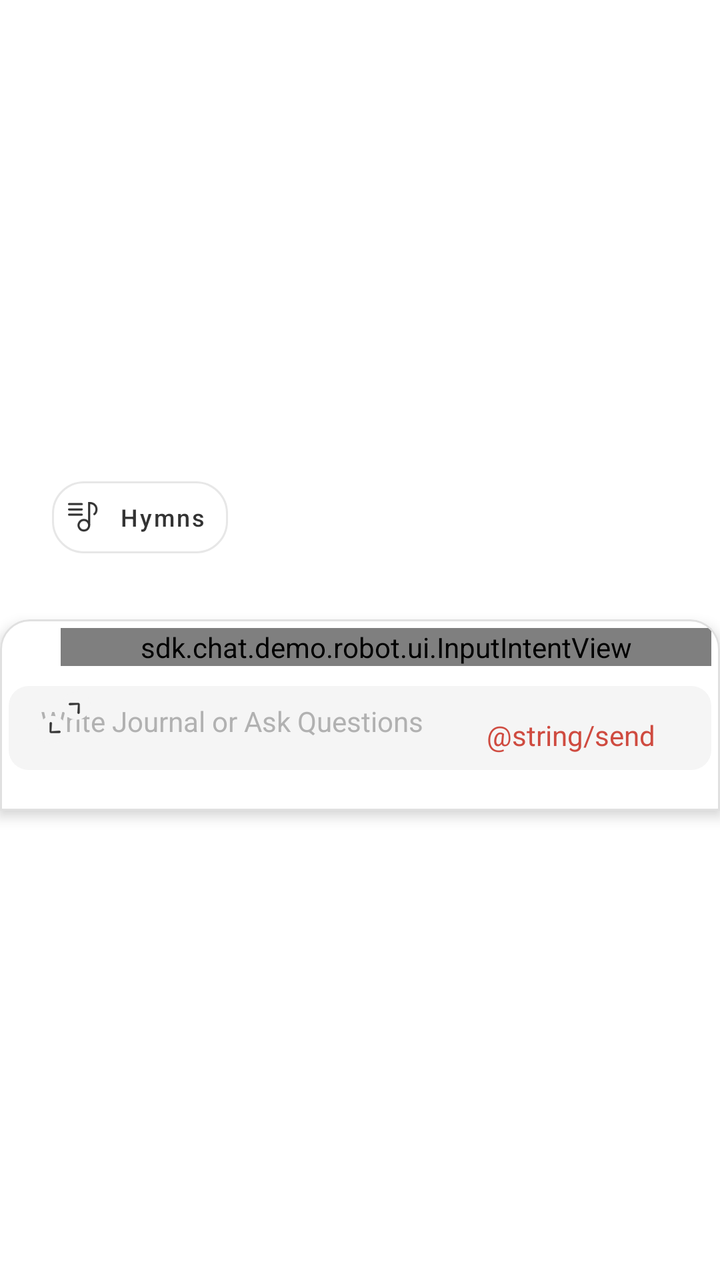
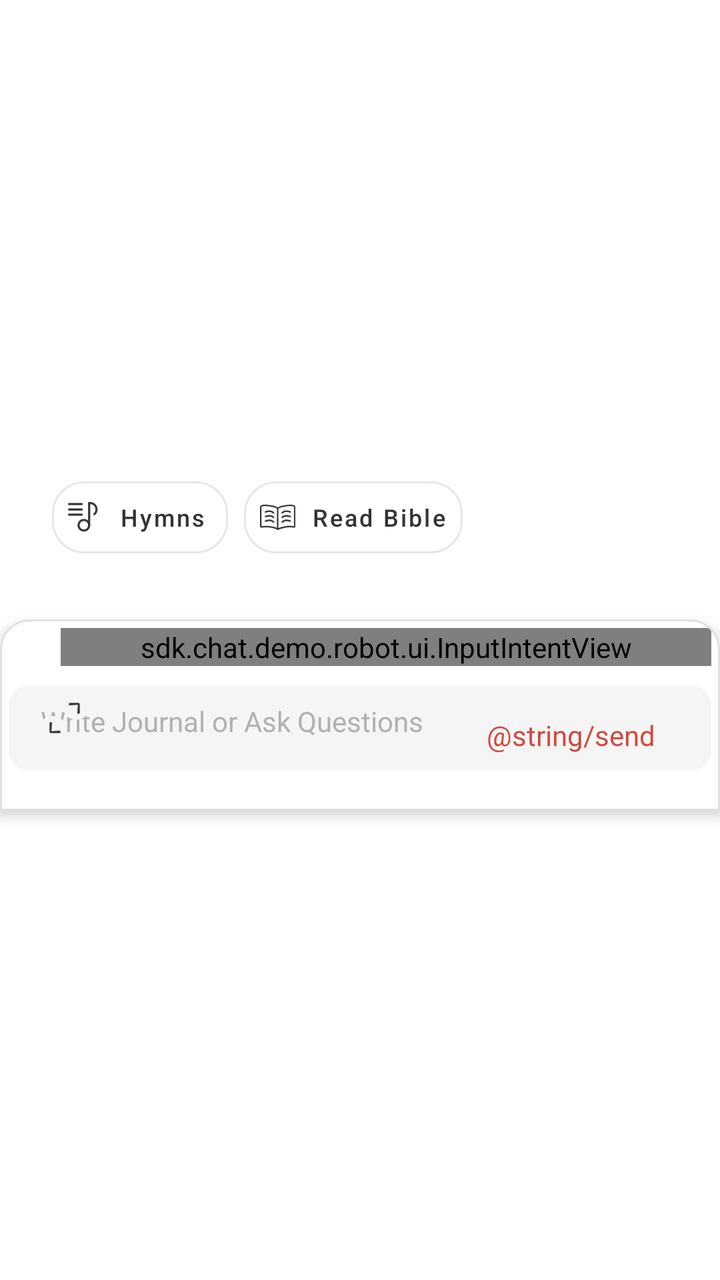

Screens rendered from an Android XML layout before and after an edit, with the pre-edit source and the edit as a unified diff.
<!-- AndroidManifest.xml: application theme GGTheme -->
<!-- res/layout/view_message_input.xml -->
<LinearLayout xmlns:android="http://schemas.android.com/apk/res/android"
    xmlns:app="http://schemas.android.com/apk/res-auto"
    android:layout_width="match_parent"
    android:layout_height="wrap_content"
    android:gravity="center_vertical"
    android:orientation="vertical">

    <LinearLayout
        android:id="@+id/menus"
        android:layout_width="match_parent"
        android:layout_height="wrap_content"
        android:orientation="horizontal"
        android:layout_marginLeft="26dp">
        


        <com.google.android.material.button.MaterialButton
            android:id="@+id/hymns"
            style="@style/ExploreButtonStyle"
            android:layout_width="wrap_content"
            android:layout_height="wrap_content"
            android:gravity="center"
            android:paddingRight="4dp"
            android:text="@string/hymns"
            android:drawableLeft="@mipmap/ic_search_songs"
            android:textSize="12sp"
            app:cornerRadius="16dp" />

        <com.google.android.material.button.MaterialButton
            android:id="@+id/bible"
            android:visibility="gone"
            style="@style/ExploreButtonStyle"
            android:layout_width="wrap_content"
            android:layout_height="wrap_content"
            android:layout_marginLeft="8dp"
            android:gravity="center"
            app:cornerRadius="16dp"
            android:drawableLeft="@mipmap/ic_read_bible"
            android:text="@string/read_bible"
            android:textSize="12sp" />

    </LinearLayout>

    <TextView
        android:id="@+id/hint_vip_msg"
        android:layout_width="match_parent"
        android:layout_height="wrap_content"
        android:paddingBottom="8dp"
        android:gravity="center"
        />

    <com.google.android.material.card.MaterialCardView
        android:layout_width="match_parent"
        android:layout_height="wrap_content"
        app:cardBackgroundColor="@color/white"
        app:cardElevation="4dp"
        app:shapeAppearanceOverlay="@style/TopRoundedCard"
        app:strokeColor="#E0E0E0"
        app:strokeWidth="1dp">

        <LinearLayout
            android:layout_width="match_parent"
            android:layout_height="wrap_content"
            android:gravity="center_vertical"
            android:orientation="vertical">

            <sdk.chat.demo.robot.ui.InputIntentView
                android:id="@+id/inputIntent"
                android:layout_width="match_parent"
                android:layout_height="wrap_content"
                android:layout_marginLeft="26dp" />

            <FrameLayout
                android:layout_width="match_parent"
                android:layout_height="wrap_content"
                android:gravity="center_vertical"
                android:orientation="vertical"
                android:paddingTop="10dp"
                android:paddingBottom="16dp">

                <LinearLayout
                    android:id="@+id/inputContainer"
                    android:layout_width="match_parent"
                    android:layout_height="wrap_content"
                    android:background="@drawable/edittext_rounded_bg"
                    android:orientation="vertical">

                    <EditText
                        android:id="@+id/messagePrompt"
                        android:layout_width="match_parent"
                        android:layout_height="wrap_content"
                        android:layout_marginStart="8dp"
                        android:layout_marginEnd="8dp"
                        android:background="@color/transparent"
                        android:inputType="textAutoCorrect|textAutoComplete|textMultiLine|textCapSentences"
                        android:paddingLeft="8dp"
                        android:paddingTop="8dp"
                        android:paddingRight="8dp"
                        android:textColor="@color/text_prompt"
                        android:textSize="14sp"
                        android:visibility="gone" />

                    <EditText
                        android:id="@id/messageInput"
                        android:layout_width="match_parent"
                        android:layout_height="match_parent"
                        android:layout_marginStart="8dp"
                        android:layout_marginEnd="8dp"
                        android:background="@color/transparent"
                        android:gravity="top|left"
                        android:hint="@string/hint_msg_input"
                        android:inputType="textAutoCorrect|textAutoComplete|textMultiLine|textCapSentences"
                        android:maxLines="6"
                        android:minHeight="42dp"
                        android:padding="8dp"
                        android:textColorHint="@color/text_gray"
                        android:textSize="14sp" />
                </LinearLayout>

                <FrameLayout
                    android:layout_width="wrap_content"
                    android:layout_height="wrap_content"
                    android:layout_gravity="bottom|left"
                    android:visibility="gone"
                    android:layout_marginLeft="12dp">

                    <sdk.chat.demo.robot.ui.CircleOverlayView
                        android:id="@+id/circleOverlay"
                        android:layout_width="40dp"
                        android:layout_height="40dp"
                        android:layout_gravity="center"
                        android:visibility="gone"
                        app:circleColor="#ffCF4B40"
                        app:ringColor="#59CF4B40"
                        app:ringWidth="4dp" />

                    <ImageView
                        android:id="@id/attachmentButton"
                        android:layout_width="wrap_content"
                        android:layout_height="wrap_content"
                        android:layout_gravity="center"
                        android:padding="8dp"
                        android:src="@mipmap/ic_audio" />
                </FrameLayout>

                <FrameLayout
                    android:id="@+id/buttonContainer"
                    android:layout_width="wrap_content"
                    android:layout_height="wrap_content"
                    android:layout_gravity="bottom|right"
                    android:layout_marginRight="20dp">

                    <ImageView
                        android:id="@+id/messageStopButton"
                        android:layout_width="wrap_content"
                        android:layout_height="wrap_content"
                        android:padding="8dp"
                        android:src="@mipmap/ic_stop_ai"
                        android:visibility="gone" />

                    <TextView
                        android:id="@id/messageSendButton"
                        android:layout_width="wrap_content"
                        android:layout_height="wrap_content"
                        android:padding="8dp"
                        android:text="@string/send"
                        android:textColor="@color/item_text_selected"
                        android:textSize="14sp" />
                </FrameLayout>

                <ImageView
                    android:id="@+id/editMode"
                    android:layout_width="wrap_content"
                    android:layout_height="wrap_content"
                    android:layout_gravity="top|left"
                    android:layout_marginLeft="4dp"
                    android:paddingLeft="8dp"
                    android:paddingRight="8dp"
                    android:paddingBottom="8dp"
                    android:src="@mipmap/ic_expand" />

            </FrameLayout>
        </LinearLayout>

    </com.google.android.material.card.MaterialCardView>
</LinearLayout>
<!-- resources referenced by this layout -->
<resources>
  <color name="item_text_selected">#FFCF4B40</color>
  <color name="text_gray">#B1B1B1</color>
  <color name="text_prompt">#69000000</color>
  <color name="transparent">#00000000</color>
  <color name="white">#FFFFFFFF</color>
  <!-- drawable edittext_rounded_bg (drawable) -->
  <?xml version="1.0" encoding="utf-8"?>
  <shape xmlns:android="http://schemas.android.com/apk/res/android"
      android:shape="rectangle">
  
  
  
  
  
  
      
      <solid android:color="@color/bg_gray_button" />
  
      
      <corners android:radius="10dp" />
  
  
  
  
  
  
  
  </shape>
  <!-- mipmap ic_audio: png bitmap (mipmap-hdpi, 1214 bytes) -->
  <!-- mipmap ic_expand: png bitmap (mipmap-hdpi, 1777 bytes) -->
  <!-- mipmap ic_read_bible: png bitmap (mipmap-hdpi, 1178 bytes) -->
  <!-- mipmap ic_search_songs: png bitmap (mipmap-hdpi, 779 bytes) -->
  <!-- mipmap ic_stop_ai: png bitmap (mipmap-hdpi, 1419 bytes) -->
  <string name="hint_msg_input">Write Journal or Ask Questions</string>
  <string name="hymns">Hymns</string>
  <string name="read_bible">Read Bible</string>
  <string name="send">发送</string>
  <style name="ExploreButtonStyle" parent="Widget.MaterialComponents.Button">
          <item name="android:layout_width">match_parent</item>
          <item name="android:layout_height">wrap_content</item>
          <item name="android:elevation">0dp</item>
          <item name="android:stateListAnimator">@null</item>
          <item name="cornerRadius">10dp</item>
          <item name="android:lineSpacingExtra">8dp</item>
          <item name="android:textSize">17sp</item>
          <item name="android:padding">8dp</item>
          <item name="strokeColor">#E7E7E7</item>
          <item name="strokeWidth">1dp</item>
          <item name="backgroundTint">@color/white</item>
          <item name="android:textColor">@color/item_text_normal</item>
          <item name="rippleColor">#20000000</item>
          <item name="android:gravity">start</item>
          <item name="layout_alignSelf">flex_start</item>
          <item name="android:textAllCaps">false</item>
      </style>
  <style name="TopRoundedCard">
          <item name="cornerFamily">rounded</item>
          <item name="cornerSizeTopLeft">15dp</item>
          <item name="cornerSizeTopRight">15dp</item>
          <item name="cornerSizeBottomLeft">0dp</item>
          <item name="cornerSizeBottomRight">0dp</item>
      </style>
  <style name="GGTheme" parent="Theme.MaterialComponents.Light.Bridge">
          <item name="android:windowIsTranslucent">true</item>
  
          
  
          
          <item name="android:windowFullscreen">false</item>
          <item name="windowActionBar">false</item>
          <item name="android:windowActionBar">false</item>
          <item name="windowNoTitle">true</item>
          <item name="android:windowNoTitle">true</item>
          
          <item name="android:windowBackground">@color/white</item>
          
          <item name="android:navigationBarColor">@color/white</item>
          
          <item name="android:statusBarColor">@color/white</item>
  
  
  
  
  
          <item name="colorPrimary">@color/white</item>
          <item name="colorPrimaryDark">#2D8659</item>
  
          <item name="colorAccent">#339966</item>
          <item name="colorControlNormal">@color/text_primary</item>
  
          <item name="outcomingDefaultBubbleColor">#2D8659</item>
          <item name="outcomingDefaultBubblePressedColor">#2D8659</item>
  
  
  
  
      </style>
  <color name="bg_gray_button">#F5F5F5</color>
  <color name="item_text_normal">#333333</color>
  <color name="text_primary">@android:color/black</color>
</resources>

<!-- the commit's change to res/layout/view_message_input.xml (unified diff, before → after) -->
@@ -28,7 +28,6 @@
 
         <com.google.android.material.button.MaterialButton
             android:id="@+id/bible"
-            android:visibility="gone"
             style="@style/ExploreButtonStyle"
             android:layout_width="wrap_content"
             android:layout_height="wrap_content"
